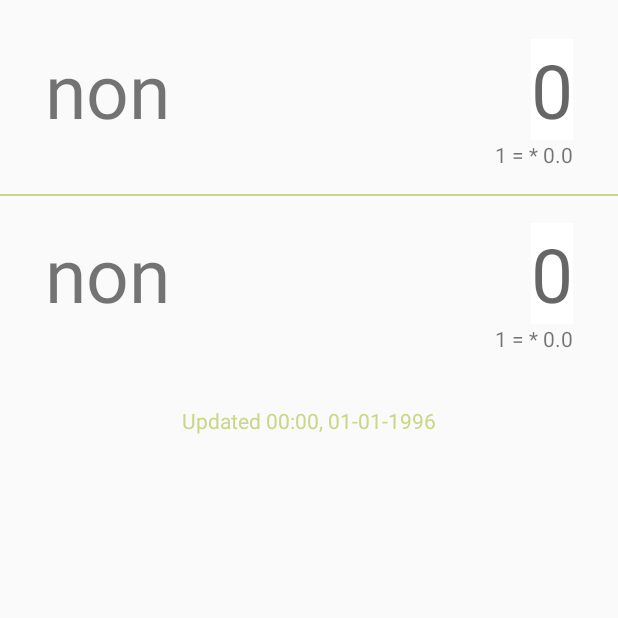
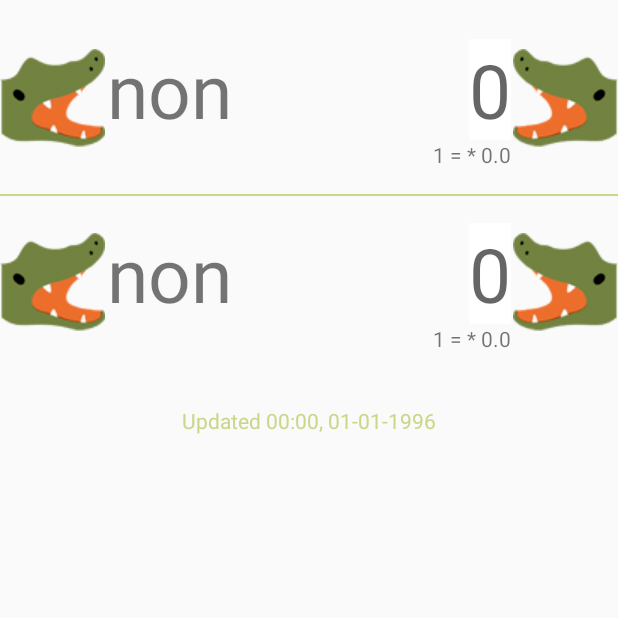
Before and after one commit to GorniyGor/Revolut_test, an Android app: the screen it shows after launch (MainActivity), on a phone screen of 412 x 824 dp, the top half of it. Run offline under Robolectric (Android 15) with nearby library versions, the phone set to English and light mode, and no system bars; 3 statements that could not run were skipped.

Commit message:
There has done design more pretty.

```diff
--- a/app/src/main/res/layout/activity_main.xml
+++ b/app/src/main/res/layout/activity_main.xml
@@ -30,28 +30,90 @@
 
     </Toolbar>-->
 
-    <android.support.v7.widget.RecyclerView
+    <FrameLayout
         android:layout_width="match_parent"
         android:layout_height="wrap_content"
-        android:id="@+id/id_recycler_top"
+        android:id="@+id/id_frame_top"
 
         android:layout_marginTop="16sp"
-        android:layout_marginBottom="8sp"/>
+        android:layout_marginBottom="8sp">
 
-    <android.support.v7.widget.RecyclerView
+        <android.support.v7.widget.RecyclerView
+            android:layout_width="match_parent"
+            android:layout_height="wrap_content"
+            android:id="@+id/id_recycler_top"
+
+            android:paddingRight="46sp"
+            android:paddingLeft="46sp"/>
+
+        <RelativeLayout
+            android:layout_width="match_parent"
+            android:layout_height="match_parent">
+            <ImageView
+                android:layout_width="wrap_content"
+                android:layout_height="wrap_content"
+                android:src="@drawable/croc1left"
+
+                android:layout_centerVertical="true"
+                android:paddingBottom="8sp"/>
+
+            <ImageView
+                android:layout_width="wrap_content"
+                android:layout_height="wrap_content"
+                android:src="@drawable/croc1right"
+
+                android:layout_centerVertical="true"
+                android:layout_alignParentEnd="true"
+                android:paddingBottom="8sp"/>
+        </RelativeLayout>
+
+    </FrameLayout>
+
+    <FrameLayout
         android:layout_width="match_parent"
         android:layout_height="wrap_content"
-        android:id="@+id/id_recycler_bottom"
+        android:id="@+id/id_frame_bottom"
 
-        android:layout_below="@id/id_recycler_top"
-        android:layout_marginTop="8sp"/>
+        android:layout_below="@id/id_frame_top"
+        android:layout_marginTop="8sp">
+
+        <android.support.v7.widget.RecyclerView
+            android:layout_width="match_parent"
+            android:layout_height="wrap_content"
+            android:id="@+id/id_recycler_bottom"
+
+            android:paddingRight="46sp"
+            android:paddingLeft="46sp"/>
+
+        <RelativeLayout
+            android:layout_width="match_parent"
+            android:layout_height="match_parent">
+            <ImageView
+                android:layout_width="wrap_content"
+                android:layout_height="wrap_content"
+                android:src="@drawable/croc1left"
+
+                android:layout_centerVertical="true"
+                android:paddingBottom="8sp"/>
+
+            <ImageView
+                android:layout_width="wrap_content"
+                android:layout_height="wrap_content"
+                android:src="@drawable/croc1right"
+
+                android:layout_centerVertical="true"
+                android:layout_alignParentEnd="true"
+                android:paddingBottom="8sp"/>
+        </RelativeLayout>
+
+    </FrameLayout>
 
     <View
         android:layout_width="match_parent"
         android:layout_height="1sp"
         android:background="@color/colorPrimaryLight"
 
-        android:layout_above="@id/id_recycler_bottom"/>
+        android:layout_above="@id/id_frame_bottom"/>
 
     <TextView
         android:layout_width="match_parent"
@@ -60,7 +122,7 @@
         android:text="Updated 00:00, 01-01-1996"
         android:textColor="@color/colorPrimaryLight"
 
-        android:layout_below="@id/id_recycler_bottom"
+        android:layout_below="@id/id_frame_bottom"
         android:gravity="center"
         android:layout_marginTop="25sp"/>
 
--- a/app/src/main/res/layout/recycler_view.xml
+++ b/app/src/main/res/layout/recycler_view.xml
@@ -6,8 +6,8 @@
         android:layout_width="match_parent"
         android:layout_height="match_parent"
         tools:context="com.example.gor.revolut_test.MainActivity"
-    android:paddingRight="30sp"
-    android:paddingLeft="30sp"
+    android:paddingRight="25sp"
+    android:paddingLeft="25sp"
     android:paddingTop="10sp"
     android:paddingBottom="10sp">
 
@@ -18,7 +18,7 @@
             android:hint="0"
             android:inputType="number"
             android:textSize="50sp"
-            android:maxLength="8"
+            android:maxLength="5"
             android:maxLines="1"
             android:background="#ffffff"
 
```
Also changed, not shown: app/src/main/res/drawable/croc1left.png (added), app/src/main/res/drawable/croc1right.png (added).
